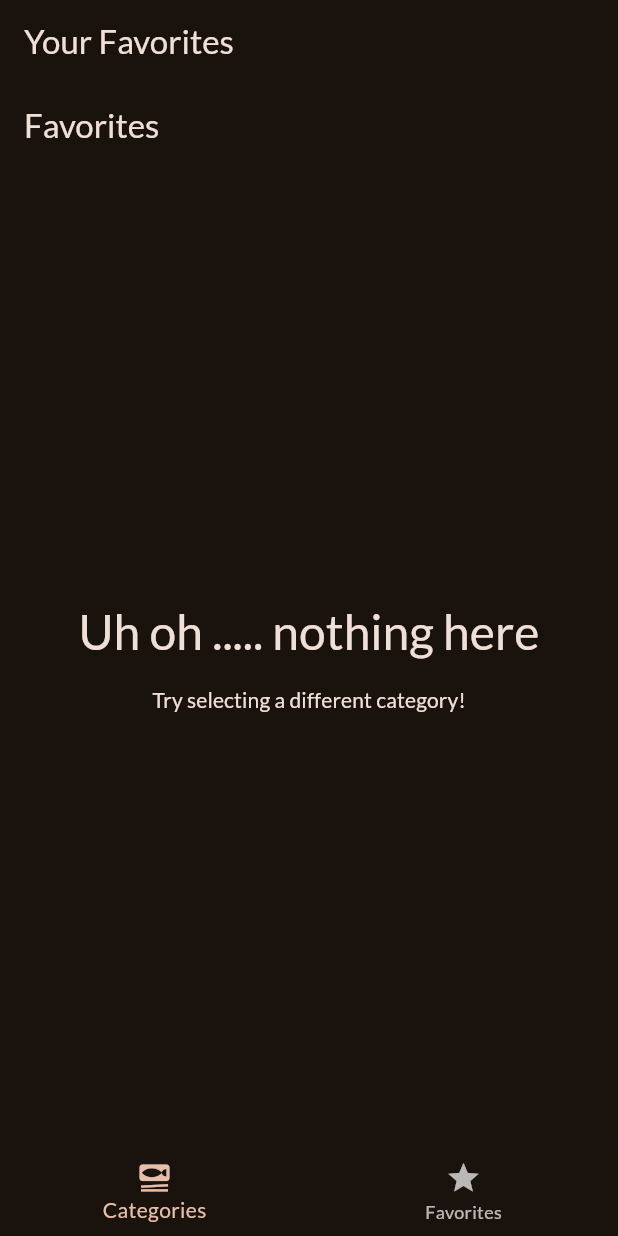
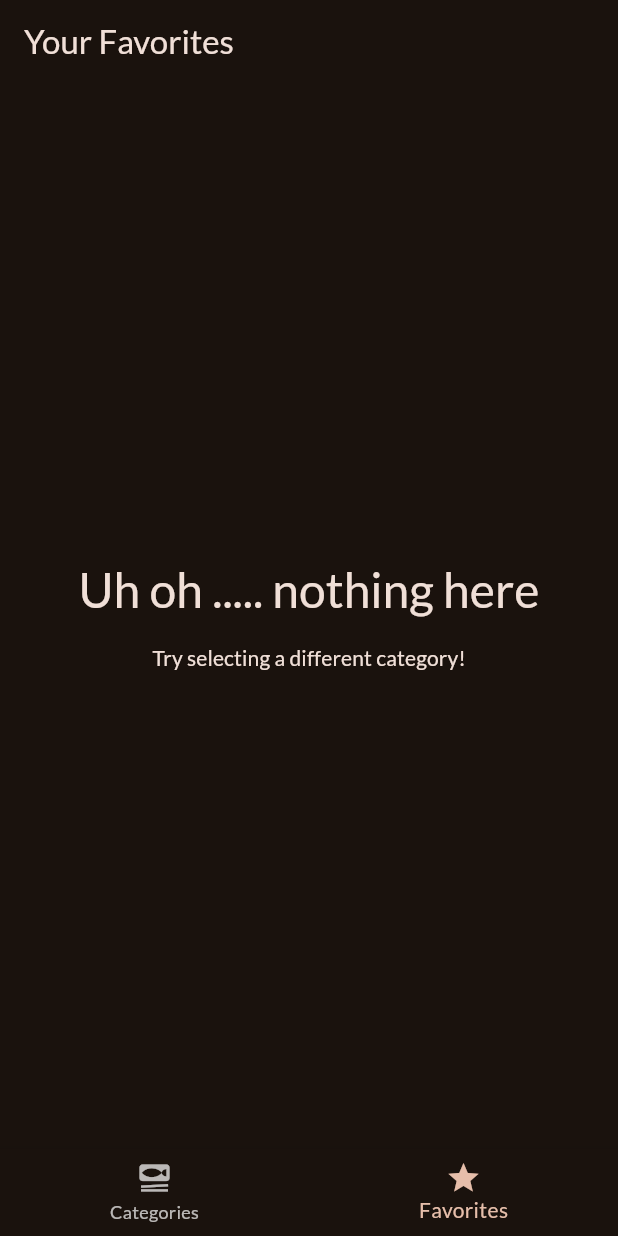
Before and after one commit to Morvalbrock/meals, a Flutter app: the screen it shows after launch, item 2 of the bottom bar chosen, on a phone screen of 412 x 824 dp. Run offline on Flutter 3.47's test engine with Material 2 defaults, Android fonts, the phone set to English and light mode, and no system bars; our stand-ins replace google_fonts, transparent_image.

Commit message:
alter appbar

```diff
--- a/lib/screens/meals.dart
+++ b/lib/screens/meals.dart
@@ -4,8 +4,8 @@ import 'package:meals/screens/mealdetails_screen.dart';
 import 'package:meals/widgets/meals_item.dart';
 
 class MealsScreen extends StatelessWidget {
-  const MealsScreen({super.key, required this.title, required this.meal});
-  final String title;
+  const MealsScreen({super.key, this.title, required this.meal});
+  final String? title;
   final List<Meal> meal;
 
   void selectMeal(BuildContext context, Meal meal) {
@@ -57,9 +57,12 @@ class MealsScreen extends StatelessWidget {
         ),
       );
     }
+    if (title == null) {
+      return content;
+    }
     return Scaffold(
       appBar: AppBar(
-        title: Text(title),
+        title: Text(title!),
       ),
       body: content,
     );
--- a/lib/screens/tabs.dart
+++ b/lib/screens/tabs.dart
@@ -24,7 +24,7 @@ class _TabScreenState extends State<TabScreen> {
     var activePageTitle = 'Categories';
 
     if (_selectedPageIndex == 1) {
-      activePage = const MealsScreen(title: 'Favorites', meal: []);
+      activePage = const MealsScreen(meal: []);
       activePageTitle = 'Your Favorites';
     }
     return Scaffold(
@@ -46,6 +46,7 @@ class _TabScreenState extends State<TabScreen> {
               label: "Favorites"),
         ],
         onTap: _selectPage,
+        currentIndex: _selectedPageIndex,
       ),
     );
   }
```
Also changed, not shown: lib/screens/categories.dart (+1 -6 lines).
